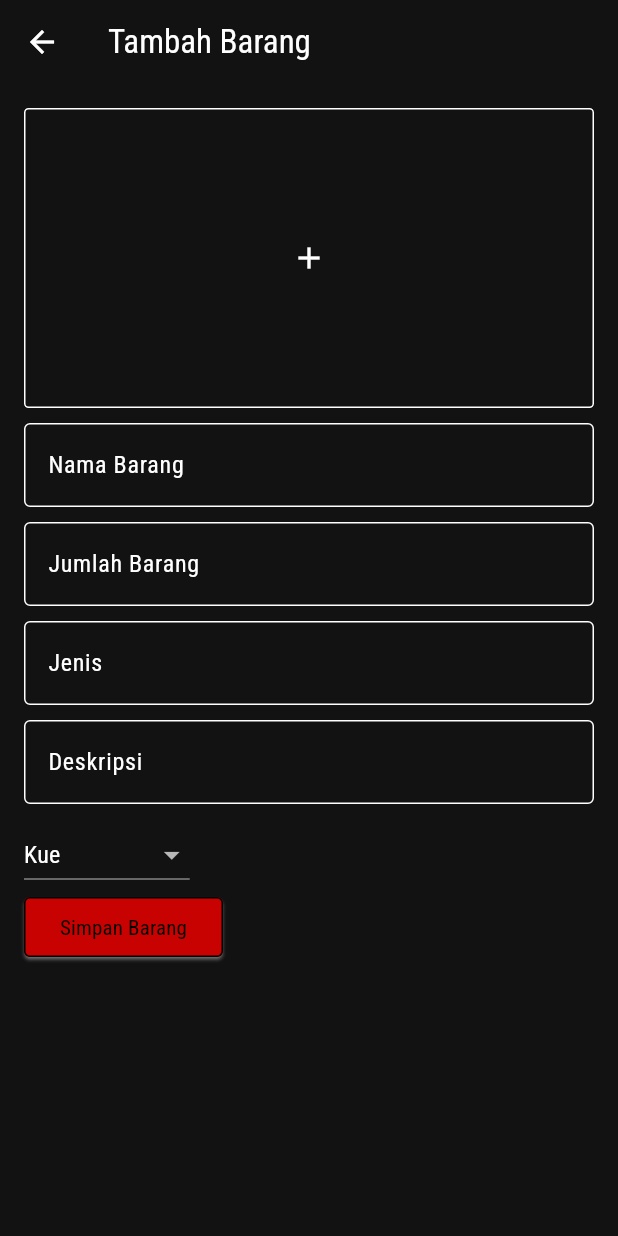
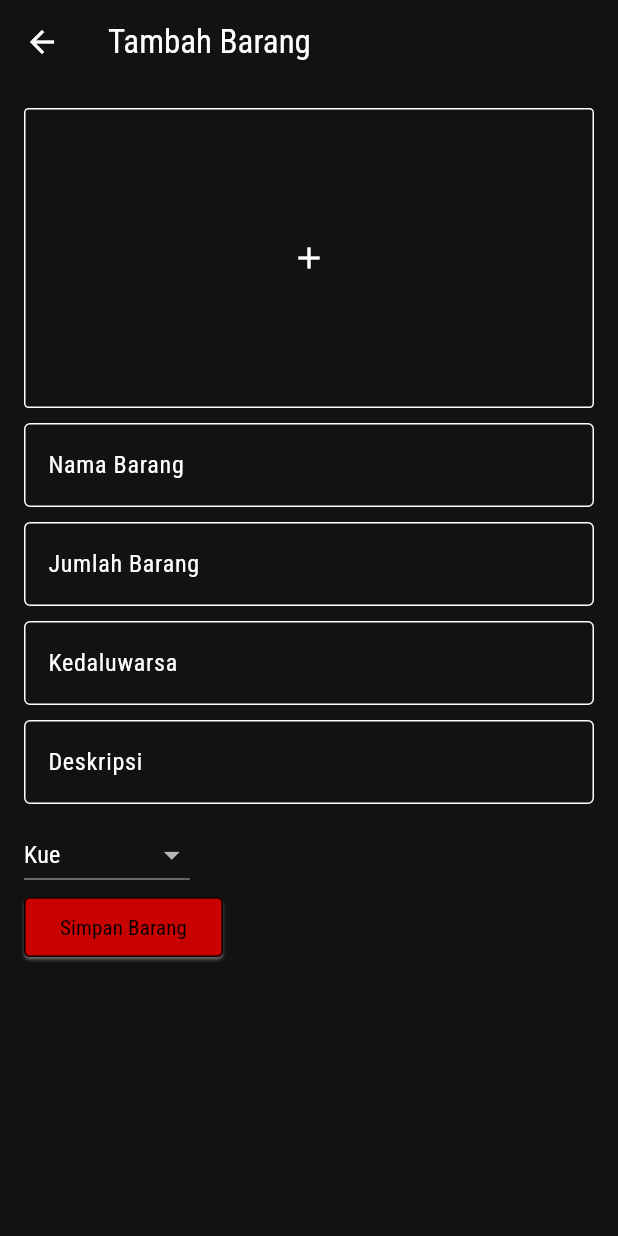
Before and after one commit to 221110019/project_bansos, a Flutter app: the TambahStokOwner screen opened directly, on a phone screen of 412 x 824 dp. Run offline on Flutter 3.47's test engine with Material 3 defaults, Android fonts, the phone set to English and light mode, and no system bars; our stand-ins replace awesome_notifications, cloud_firestore, firebase_auth, firebase_core, google_mobile_ads, image_picker and 3 more; accounts and stored records are empty; generated files the repository leaves out were written again.

Commit message:
kedaluwarsaaaa

```diff
--- a/lib/pages/owner/stok/tambah_stok_owner.dart
+++ b/lib/pages/owner/stok/tambah_stok_owner.dart
@@ -157,7 +157,7 @@ class _TambahStokOwnerState extends State<TambahStokOwner> {
                 },
                 controller: kadarluasaController,
                 decoration: InputDecoration(
-                    hintText: CakapHelper.tulisan(context)!.o_dash_6,
+                    hintText: CakapHelper.tulisan(context)!.o_dash_5,
                     border: const OutlineInputBorder(),
                     focusedBorder: const OutlineInputBorder(
                         borderSide: BorderSide(color: Colors.white))),
```
